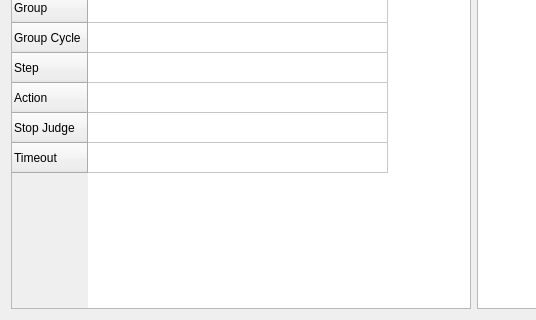
The window that homepage/ui_main_tab.ui (TC-FW/Battery-Auto-Test-Tool) describes before a commit, drawn with Qt 5; both pictures show x 0 to 536 and y 378 to 698 of the 1018 by 698 pixel window.
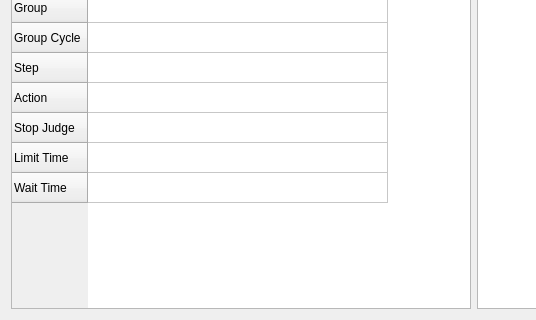
The same window after the commit.

Diff of the .ui file:
```diff
--- a/homepage/ui_main_tab.ui
+++ b/homepage/ui_main_tab.ui
@@ -57,7 +57,12 @@
        </row>
        <row>
         <property name="text">
-         <string>Timeout</string>
+         <string>Limit Time</string>
+        </property>
+       </row>
+       <row>
+        <property name="text">
+         <string>Wait Time</string>
         </property>
        </row>
        <column>
```
